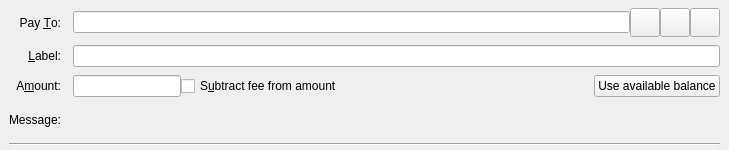
Old version of the form src/qt/forms/sendcoinsentry.ui in the repository farsider350/AustraliaCash-Core.
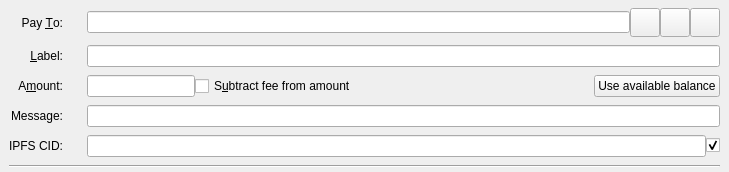
New version of the form. Icons and pictures are not drawn. Custom widgets are drawn as their Qt base class.

What changed in the file:
```diff
--- a/src/qt/forms/sendcoinsentry.ui
+++ b/src/qt/forms/sendcoinsentry.ui
@@ -7,7 +7,7 @@
     <x>0</x>
     <y>0</y>
     <width>729</width>
-    <height>150</height>
+    <height>172</height>
    </rect>
   </property>
   <property name="focusPolicy">
@@ -49,7 +49,20 @@
       </property>
      </widget>
     </item>
-    <item row="0" column="1">
+    <item row="6" column="0">
+     <widget class="QLabel" name="messageLabel">
+      <property name="text">
+       <string>Message:</string>
+      </property>
+      <property name="alignment">
+       <set>Qt::AlignRight|Qt::AlignTrailing|Qt::AlignVCenter</set>
+      </property>
+     </widget>
+    </item>
+    <item row="6" column="2">
+     <widget class="QLineEdit" name="messageTextLabel"/>
+    </item>
+    <item row="0" column="2">
      <layout class="QHBoxLayout" name="payToLayout">
       <property name="spacing">
        <number>0</number>
@@ -129,27 +142,7 @@
       </item>
      </layout>
     </item>
-    <item row="1" column="0">
-     <widget class="QLabel" name="labellLabel">
-      <property name="text">
-       <string>&amp;Label:</string>
-      </property>
-      <property name="alignment">
-       <set>Qt::AlignRight|Qt::AlignTrailing|Qt::AlignVCenter</set>
-      </property>
-      <property name="buddy">
-       <cstring>addAsLabel</cstring>
-      </property>
-     </widget>
-    </item>
-    <item row="1" column="1">
-     <widget class="QLineEdit" name="addAsLabel">
-      <property name="toolTip">
-       <string>Enter a label for this address to add it to the list of used addresses</string>
-      </property>
-     </widget>
-    </item>
-    <item row="2" column="0">
+    <item row="3" column="0">
      <widget class="QLabel" name="amountLabel">
       <property name="text">
        <string>A&amp;mount:</string>
@@ -162,7 +155,7 @@
       </property>
      </widget>
     </item>
-    <item row="2" column="1">
+    <item row="3" column="2">
      <layout class="QHBoxLayout" name="horizontalLayoutAmount" stretch="0,1,0">
       <item>
        <widget class="BitcoinAmountField" name="payAmount"/>
@@ -186,33 +179,64 @@
       </item>
      </layout>
     </item>
-    <item row="3" column="0">
-     <widget class="QLabel" name="messageLabel">
+    <item row="7" column="0">
+     <widget class="QLabel" name="cidLabel">
       <property name="text">
-       <string>Message:</string>
+       <string>IPFS CID:</string>
       </property>
       <property name="alignment">
        <set>Qt::AlignRight|Qt::AlignTrailing|Qt::AlignVCenter</set>
       </property>
      </widget>
     </item>
-    <item row="3" column="1">
-     <widget class="QLabel" name="messageTextLabel">
-      <property name="toolTip">
-       <string>A message that was attached to the australiacash: URI which will be stored with the transaction for your reference. Note: This message will not be sent over the Australiacash network.</string>
-      </property>
-      <property name="textFormat">
-       <enum>Qt::PlainText</enum>
-      </property>
-     </widget>
-    </item>
-    <item row="4" column="0" colspan="2">
+    <item row="9" column="0" colspan="3">
      <widget class="Line" name="line">
       <property name="orientation">
        <enum>Qt::Horizontal</enum>
       </property>
      </widget>
     </item>
+    <item row="1" column="0">
+     <widget class="QLabel" name="labellLabel">
+      <property name="text">
+       <string>&amp;Label:</string>
+      </property>
+      <property name="alignment">
+       <set>Qt::AlignRight|Qt::AlignTrailing|Qt::AlignVCenter</set>
+      </property>
+      <property name="buddy">
+       <cstring>addAsLabel</cstring>
+      </property>
+     </widget>
+    </item>
+    <item row="1" column="2">
+     <widget class="QLineEdit" name="addAsLabel">
+      <property name="toolTip">
+       <string>Enter a label for this address to add it to the list of used addresses</string>
+      </property>
+     </widget>
+    </item>
+    <item row="7" column="2">
+     <layout class="QHBoxLayout" name="horizontalLayoutMessageCID">
+      <item>
+       <widget class="QLineEdit" name="cidTextLabel">
+        <property name="enabled">
+         <bool>true</bool>
+        </property>
+       </widget>
+      </item>
+      <item>
+       <widget class="QCheckBox" name="checkBoxCID">
+        <property name="text">
+         <string/>
+        </property>
+        <property name="checked">
+         <bool>true</bool>
+        </property>
+       </widget>
+      </item>
+     </layout>
+    </item>
    </layout>
   </widget>
   <widget class="QFrame" name="SendCoins_UnauthenticatedPaymentRequest">
```
Left out of the diff: 26 changed lines with no effect on the pictures.
